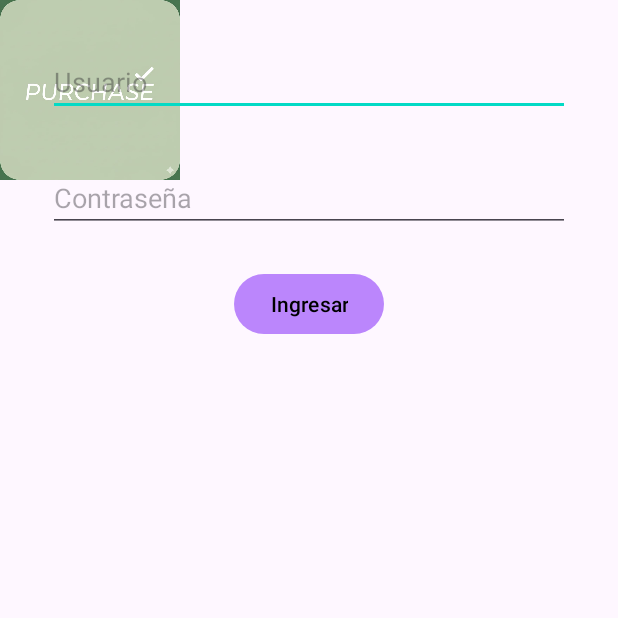
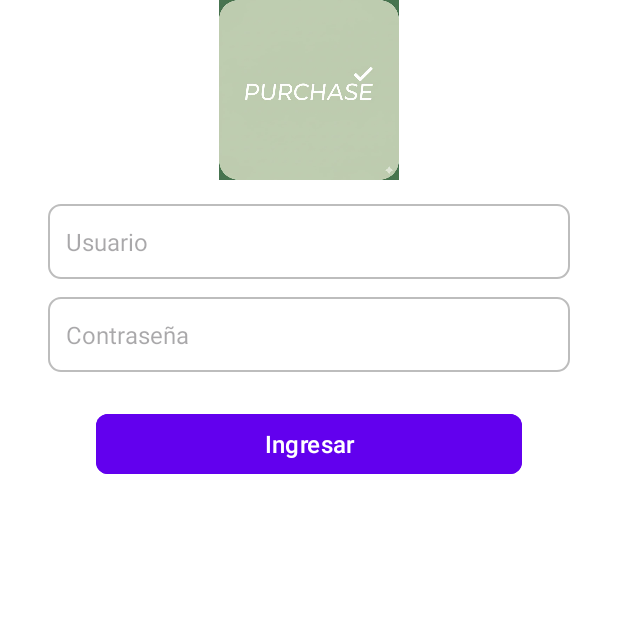
Before and after one commit to Gonn01/ProyectoAppsMovilesDaVinci, an Android app: the screen it shows after launch (LoginActivity), on a phone screen of 412 x 824 dp, the top half of it. Run offline under Robolectric (Android 15) with nearby library versions, the phone set to English and light mode, and no system bars.

Commit message:
estilice el login

```diff
--- /dev/null
+++ b/app/src/main/res/drawable/bg_edittext.xml
@@ -0,0 +1,11 @@
+<shape xmlns:android="http://schemas.android.com/apk/res/android"
+    android:shape="rectangle">
+    <solid android:color="@android:color/white"/>
+    <stroke android:width="1dp" android:color="@color/gray"/>
+    <corners android:radius="8dp"/>
+    <padding
+        android:left="8dp"
+        android:top="8dp"
+        android:right="8dp"
+        android:bottom="8dp"/>
+</shape>
--- a/app/src/main/res/layout/activity_login.xml
+++ b/app/src/main/res/layout/activity_login.xml
@@ -5,48 +5,68 @@
     xmlns:tools="http://schemas.android.com/tools"
     android:layout_width="match_parent"
     android:layout_height="match_parent"
+    android:background="@color/white"
     tools:context=".ui.LoginActivity">
 
+    <!-- Logo -->
     <ImageView
         android:id="@+id/logoLogin"
         android:layout_width="120dp"
         android:layout_height="120dp"
-        android:layout_gravity="center"
         android:src="@drawable/logopagos"
-        android:scaleType="centerCrop"
-        android:layout_marginBottom="24dp"/>
+        android:scaleType="fitCenter"
+        app:layout_constraintTop_toTopOf="parent"
+        app:layout_constraintBottom_toTopOf="@id/etUsuario"
+        app:layout_constraintStart_toStartOf="parent"
+        app:layout_constraintEnd_toEndOf="parent"
+        android:layout_marginBottom="32dp"/>
 
+    <!-- Usuario -->
     <EditText
         android:id="@+id/etUsuario"
         android:layout_width="0dp"
-        android:layout_height="wrap_content"
+        android:layout_height="50dp"
         android:hint="Usuario"
+        android:background="@drawable/bg_edittext"
+        android:padding="12dp"
+        android:textSize="16sp"
         android:inputType="textPersonName"
-        app:layout_constraintTop_toTopOf="parent"
+        app:layout_constraintTop_toBottomOf="@id/logoLogin"
         app:layout_constraintStart_toStartOf="parent"
         app:layout_constraintEnd_toEndOf="parent"
-        app:layout_constraintHorizontal_bias="0.5"
-        android:layout_margin="32dp"/>
+        android:layout_marginHorizontal="32dp"
+        android:layout_marginTop="16dp"/>
 
+    <!-- Contraseña -->
     <EditText
         android:id="@+id/etPassword"
         android:layout_width="0dp"
-        android:layout_height="wrap_content"
+        android:layout_height="50dp"
         android:hint="Contraseña"
+        android:background="@drawable/bg_edittext"
+        android:padding="12dp"
+        android:textSize="16sp"
         android:inputType="textPassword"
         app:layout_constraintTop_toBottomOf="@id/etUsuario"
         app:layout_constraintStart_toStartOf="parent"
         app:layout_constraintEnd_toEndOf="parent"
-        android:layout_margin="32dp"/>
+        android:layout_marginHorizontal="32dp"
+        android:layout_marginTop="12dp"/>
 
+    <!-- Botón -->
     <Button
         android:id="@+id/btnLogin"
-        android:layout_width="wrap_content"
+        android:layout_width="0dp"
         android:layout_height="wrap_content"
         android:text="Ingresar"
+        android:textSize="16sp"
+        android:textColor="@android:color/white"
+        android:backgroundTint="@color/purple_500"
+        app:cornerRadius="8dp"
         app:layout_constraintTop_toBottomOf="@id/etPassword"
         app:layout_constraintStart_toStartOf="parent"
         app:layout_constraintEnd_toEndOf="parent"
+        android:layout_marginHorizontal="64dp"
         android:layout_marginTop="24dp"/>
 
 </androidx.constraintlayout.widget.ConstraintLayout>
--- a/app/src/main/res/values/colors.xml
+++ b/app/src/main/res/values/colors.xml
@@ -5,4 +5,11 @@
     <color name="teal_200">#03DAC5</color>
     <color name="black">#000000</color>
     <color name="white">#FFFFFF</color>
+    <color name="gray">#BDBDBD</color>
+
+    <!-- Colores Material Design -->
+    <color name="purple_500">#6200EE</color>
+
+    <!-- Fondo general -->
+    <color name="background_light">#F5F5F5</color>
 </resources>
```
